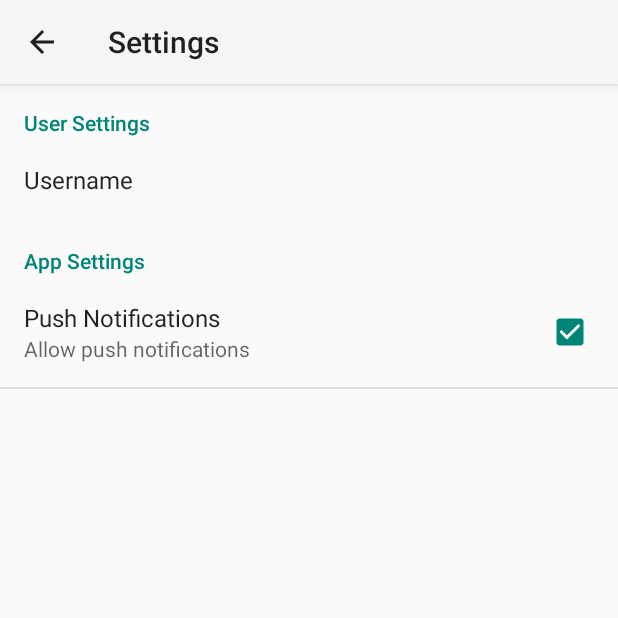
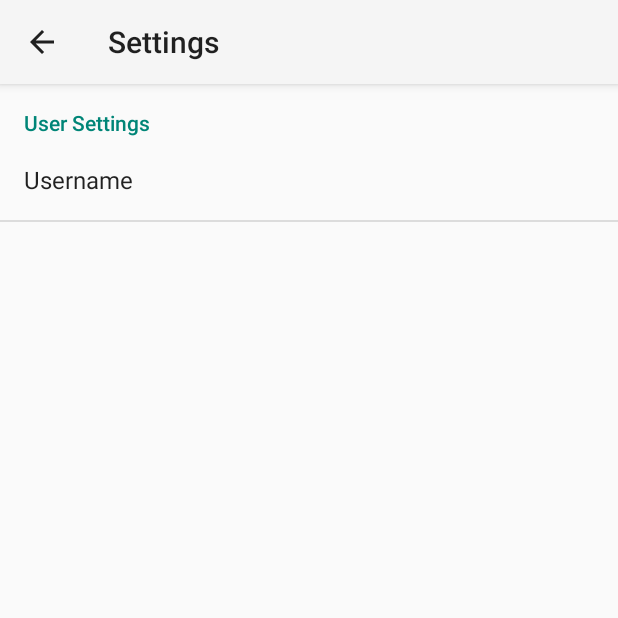
Before and after one commit to chiaercolani/TreasureHuntApp, an Android app: the screen it shows after launch (SettingsActivity), after a tap on "SETTINGS", on a phone screen of 412 x 824 dp, the top half of it. Run offline under Robolectric (Android 15) with nearby library versions, the phone set to English and light mode, and no system bars; 1 statement that could not run was skipped.

```diff
--- a/app/src/debug/res/values/google_maps_api.xml
+++ b/app/src/debug/res/values/google_maps_api.xml
@@ -16,7 +16,7 @@
     string in this file.
     -->
     <string name="google_maps_key" templateMergeStrategy="preserve" translatable="false">
-        AIzaSyDQPuI92P8oTzXW9tKXsEyppBt2MyYDrq4
+        AIzaSyDR0xxTnX3FAtNuFrJDbJTr7XT0E8RuzLo
         <!--AIzaSyDQPuI92P8oTzXW9tKXsEyppBt2MyYDrq4-->
 
     </string>
--- a/app/src/main/AndroidManifest.xml
+++ b/app/src/main/AndroidManifest.xml
@@ -72,7 +72,7 @@
         -->
         <meta-data
             android:name="com.google.android.geo.API_KEY"
-            android:value="AIzaSyDQPuI92P8oTzXW9tKXsEyppBt2MyYDrq4" />
+            android:value="AIzaSyDR0xxTnX3FAtNuFrJDbJTr7XT0E8RuzLo" />
 
         <activity
             android:name=".PickStepPositionActivity"
--- a/app/src/main/java/com/example/chiaraercolani/treasurehunt/SettingsFragment.java
+++ b/app/src/main/java/com/example/chiaraercolani/treasurehunt/SettingsFragment.java
@@ -6,6 +6,7 @@ import android.preference.PreferenceFragment;
 import android.preference.PreferenceScreen;
 import android.support.v7.app.AppCompatActivity;
 import android.support.v7.widget.Toolbar;
+import android.widget.EditText;
 
 /**
  * Created by Vincent RICHAUD on 08/11/2016.
@@ -13,11 +14,15 @@ import android.support.v7.widget.Toolbar;
 
 public class SettingsFragment extends PreferenceFragment {
 
+
     @Override
     public void onCreate(Bundle savedInstanceState) {
         super.onCreate(savedInstanceState);
         addPreferencesFromResource(R.xml.preferences);
+
     }
+
+
 
 //    @SuppressWarnings("deprecation")
 //    @Override
--- a/app/src/main/java/com/example/chiaraercolani/treasurehunt/StartMenuActivity.java
+++ b/app/src/main/java/com/example/chiaraercolani/treasurehunt/StartMenuActivity.java
@@ -1,9 +1,13 @@
 package com.example.chiaraercolani.treasurehunt;
 
 import android.content.Intent;
+import android.preference.EditTextPreference;
+import android.preference.PreferenceManager;
 import android.support.v7.app.AppCompatActivity;
 import android.os.Bundle;
 import android.view.View;
+import android.widget.EditText;
+import android.widget.TextView;
 
 public class StartMenuActivity extends AppCompatActivity {
 
@@ -11,10 +15,24 @@ public class StartMenuActivity extends AppCompatActivity {
     private final static int JOIN_ACTIVITY=1;
     private final static int SETTINGS_ACTIVITY=2;
 
+    String InputUser;
+
     @Override
     protected void onCreate(Bundle savedInstanceState) {
         super.onCreate(savedInstanceState);
         setContentView(R.layout.activity_start_menu);
+        InputUser = PreferenceManager.getDefaultSharedPreferences(this).getString("pref_username",null);
+
+        TextView WelcomeMsg = (TextView) findViewById(R.id.welcome_msg_id);
+
+        if (InputUser != null || InputUser.isEmpty()){
+            WelcomeMsg.setText("Welcome "+ InputUser+ "!");
+        }else{
+            WelcomeMsg.setText("Welcome to Treasure Hunt!");
+        }
+
+
+
     }
 
     @Override
--- a/app/src/main/res/layout/activity_start_menu.xml
+++ b/app/src/main/res/layout/activity_start_menu.xml
@@ -13,7 +13,7 @@
         android:layout_height="wrap_content"
         android:textSize="20sp"
         android:textStyle="bold"
-        android:text="@string/welcome_message"
+        android:id="@+id/welcome_msg_id"
         android:layout_gravity= "center"/>
 
     <LinearLayout
--- a/app/src/main/res/xml/preferences.xml
+++ b/app/src/main/res/xml/preferences.xml
@@ -14,21 +14,10 @@
             android:dialogTitle="@string/pref_username_dialogtitle"
             android:dialogMessage="@string/pref_username_dialogmessage"
             android:defaultValue=""
+            android:id="@+id/username"
             />
 
     </PreferenceCategory>
 
-    <PreferenceCategory
-        android:title="@string/pref_cat_app"
-        android:key="pref_cat_app">
-
-        <CheckBoxPreference
-            android:key="pref_push_notifications"
-            android:title="@string/pref_notification_title"
-            android:summary="@string/pref_notification_summary"
-            android:defaultValue="true"
-            />
-
-    </PreferenceCategory>
 
 </PreferenceScreen>
```
